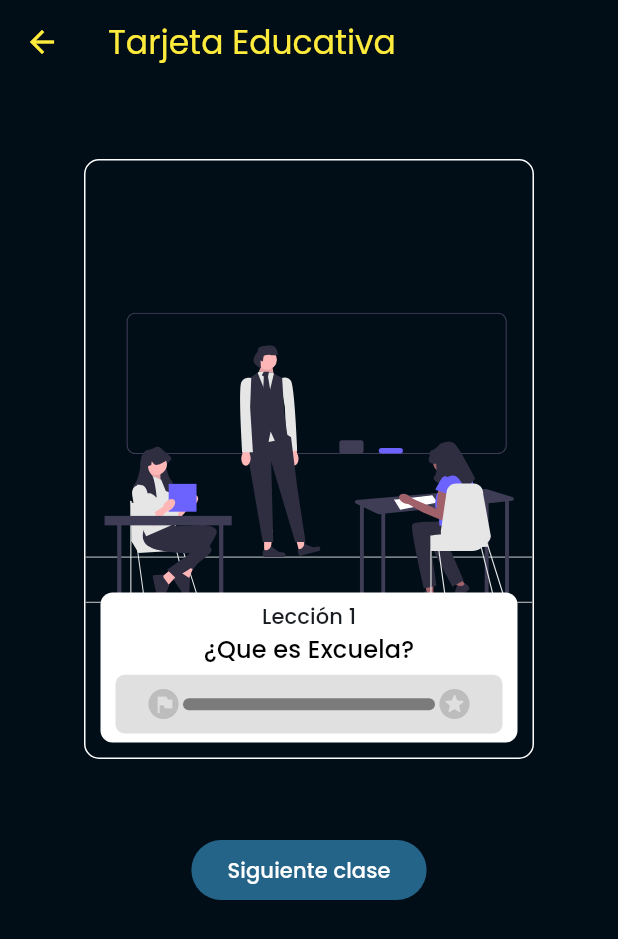
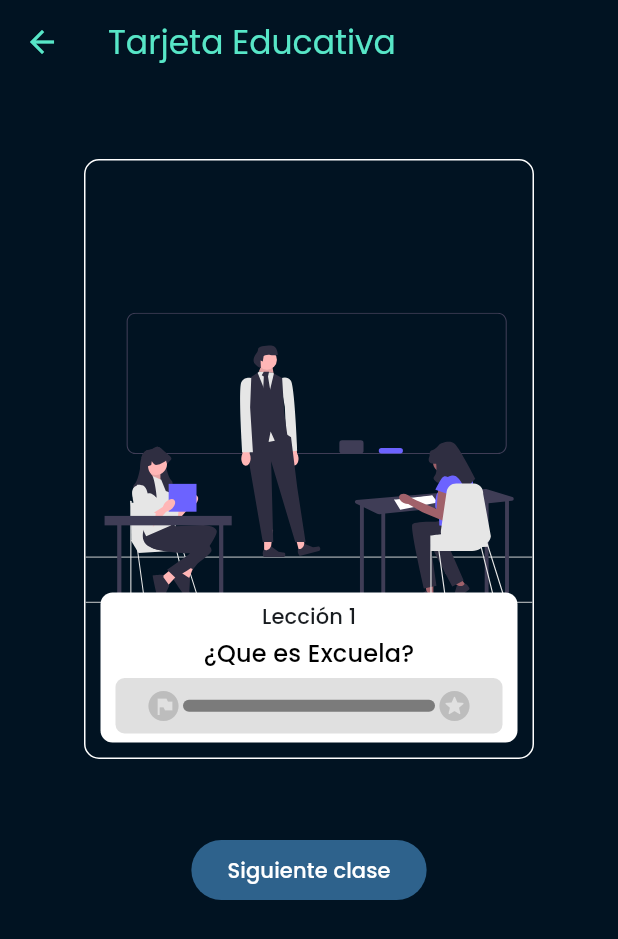
Before and after one commit to Cesart18/widget-app, a Flutter app: the screen it shows after launch, after a tap on "Tarjeta educativa", on a phone screen of 412 x 824 dp. Shown: the top 939 px of the screen. Run offline on Flutter 3.47's test engine with Material 3 defaults, Android fonts, the phone set to English and light mode, and no system bars; our stand-ins replace bloc, equatable, flutter_bloc, flutter_svg, get_it, go_router and 1 more.

Commit message:
cambios: secondaryColor, strokewidth del circularprogressbar

```diff
--- a/lib/config/constants/app_menu_items.dart
+++ b/lib/config/constants/app_menu_items.dart
@@ -27,14 +27,11 @@ class ConstantsItems {
         child: Hero(tag: educationHeroTag, child: SvgPicture.asset('assets/svgs/educador.svg')),
       ),
       ),
-  const MenuItem(
-      title: 'Tarjeta educativa',
-      link: '/education-card',
-      icon:  Hero(tag: quizHeroTag, child: Icon(Icons.abc)),
+   MenuItem(
+      title: 'Quiz',
+      link: '/quiz',
+      icon:  Hero(tag: quizHeroTag, child: SvgPicture.asset('assets/svgs/reloj.svg')),
       ),
-
 ];
 
-
-
 }
--- a/lib/config/constants/theme_colors.dart
+++ b/lib/config/constants/theme_colors.dart
@@ -5,7 +5,8 @@ import 'package:flutter/material.dart';
 
 class ThemeColors {
 
-    static const primaryColor = Color.fromRGBO(1, 14, 24, 1);
-    static const secondaryColor = Colors.yellow;
+    static const primaryColor = Color(0xFF011322);
+
+    static const secondaryColor = Color(0xFF57E6C7);
 
   }
--- a/lib/presentation/widgets/custom_item_card.dart
+++ b/lib/presentation/widgets/custom_item_card.dart
@@ -31,7 +31,7 @@ class CustomItemCard extends StatelessWidget {
                 BoxShadow(
                   offset: Offset(5, -5),
                   blurRadius: 8,
-                  color: Color(0xFF021626),
+                  color: Color(0x1657E6C7),
                 )
               ]),
           child: Column(
--- a/lib/shared/widgets/education_card/education_card.dart
+++ b/lib/shared/widgets/education_card/education_card.dart
@@ -1,5 +1,6 @@
 
 import 'package:flutter/material.dart';
+import 'package:flutter/widgets.dart';
 
 /// Un widget que muestra una tarjeta educativa con una imagen de fondo, título,
 /// subtítulo y una barra de progreso que indica un porcentaje de finalización.
@@ -122,13 +123,14 @@ class _CardLabel extends StatelessWidget {
         child: Column(
           children: [
             // Título
-            Expanded(flex: 2, child: labelTitle),
+            labelTitle,
+            const SizedBox(height: 2,),
             // Subtítulo
-            Expanded(flex: 3, child: labelSubtitle),
+            labelSubtitle,
+            const SizedBox(height: 5,),
 
             // Barra de progreso
             Expanded(
-              flex: 4,
               child: _ProgressBar(
                 percentage: percentage,
                 percentageColor: percentageColor,
@@ -212,6 +214,9 @@ class _ProgressBarState extends State<_ProgressBar> with TickerProviderStateMixi
     return Container(
       width: double.infinity,
       height: double.infinity,
+      constraints: const BoxConstraints(
+        maxHeight: 35
+      ),
       padding: const EdgeInsets.symmetric(horizontal: 20),
       decoration: BoxDecoration(
         color: Colors.grey.shade300,
```
Also changed, not shown: assets/svgs/reloj.svg (added).
